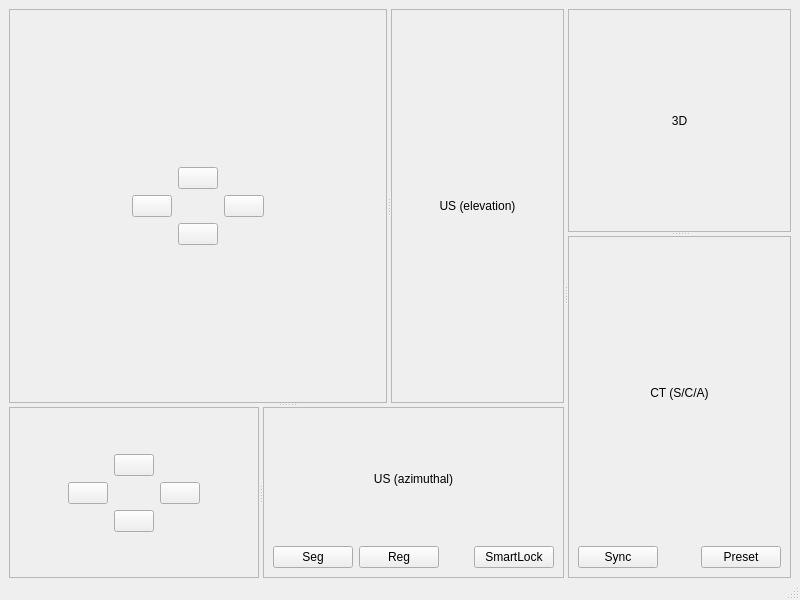
Before: the Qt Designer form vtk/SmartLock3.ui in timeanddoctor/pystuff, drawn with Qt 5.
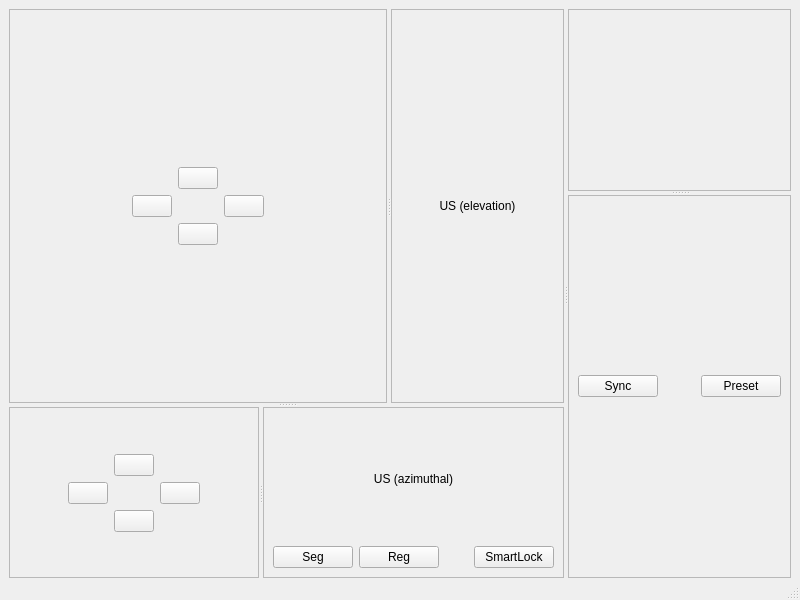
After: the same form once the commit is applied.

Diff of the .ui file:
```diff
--- a/vtk/SmartLock3.ui
+++ b/vtk/SmartLock3.ui
@@ -367,33 +367,7 @@
         <property name="frameShadow">
          <enum>QFrame::Raised</enum>
         </property>
-        <layout class="QVBoxLayout" name="verticalLayout_9">
-         <item>
-          <layout class="QVBoxLayout" name="verticalLayout_10">
-           <item>
-            <widget class="QWidget" name="widget_4" native="true">
-             <property name="sizePolicy">
-              <sizepolicy hsizetype="Preferred" vsizetype="Expanding">
-               <horstretch>0</horstretch>
-               <verstretch>0</verstretch>
-              </sizepolicy>
-             </property>
-             <layout class="QHBoxLayout" name="horizontalLayout_6">
-              <item>
-               <widget class="QLabel" name="label_3">
-                <property name="text">
-                 <string>3D</string>
-                </property>
-                <property name="alignment">
-                 <set>Qt::AlignCenter</set>
-                </property>
-               </widget>
-              </item>
-             </layout>
-            </widget>
-           </item>
-          </layout>
-         </item>
+        <layout class="QVBoxLayout" name="layout3D">
         </layout>
        </widget>
        <widget class="QFrame" name="frame_3">
@@ -403,31 +377,7 @@
         <property name="frameShadow">
          <enum>QFrame::Raised</enum>
         </property>
-        <layout class="QVBoxLayout" name="verticalLayout_4">
-         <item>
-          <layout class="QVBoxLayout" name="verticalLayout_5">
-           <item>
-            <widget class="QWidget" name="widget_2" native="true">
-             <property name="sizePolicy">
-              <sizepolicy hsizetype="Preferred" vsizetype="Expanding">
-               <horstretch>0</horstretch>
-               <verstretch>0</verstretch>
-              </sizepolicy>
-             </property>
-             <layout class="QHBoxLayout" name="horizontalLayout_8">
-              <item>
-               <widget class="QLabel" name="label_4">
-                <property name="text">
-                 <string>CT (S/C/A)</string>
-                </property>
-                <property name="alignment">
-                 <set>Qt::AlignCenter</set>
-                </property>
-               </widget>
-              </item>
-             </layout>
-            </widget>
-           </item>
+        <layout class="QVBoxLayout" name="layoutCT">
            <item>
             <layout class="QHBoxLayout" name="horizontalLayout_2">
              <item>
@@ -459,8 +409,6 @@
                 <string>Preset</string>
                </property>
               </widget>
-             </item>
-            </layout>
            </item>
           </layout>
          </item>
```
Lines whose indentation alone changed are shown as unchanged.
